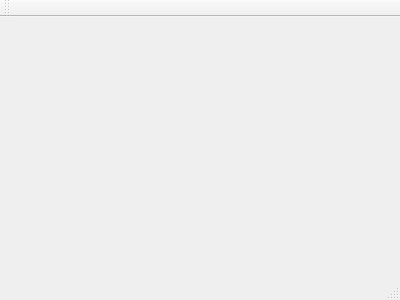
Above: mainwindow.ui from tdragon00/TRCT before the change. Below: the same form after it.
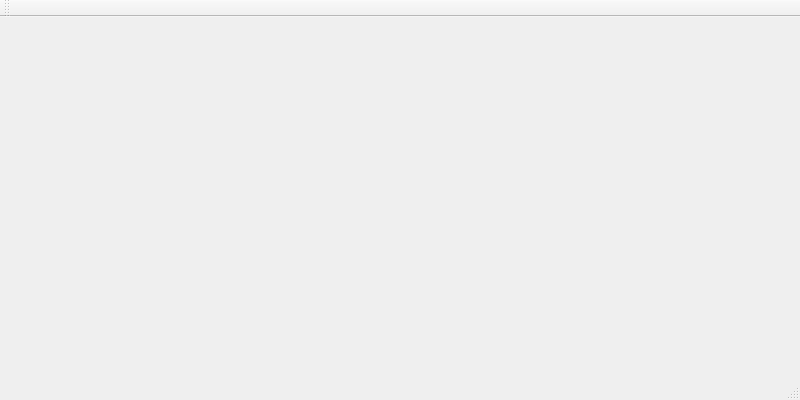
That is the form after the change.

Commit message: I made the window bigger

```diff
--- a/mainwindow.ui
+++ b/mainwindow.ui
@@ -5,8 +5,8 @@
    <rect>
     <x>0</x>
     <y>0</y>
-    <width>400</width>
-    <height>300</height>
+    <width>800</width>
+    <height>400</height>
    </rect>
   </property>
   <property name="windowTitle" >
```
